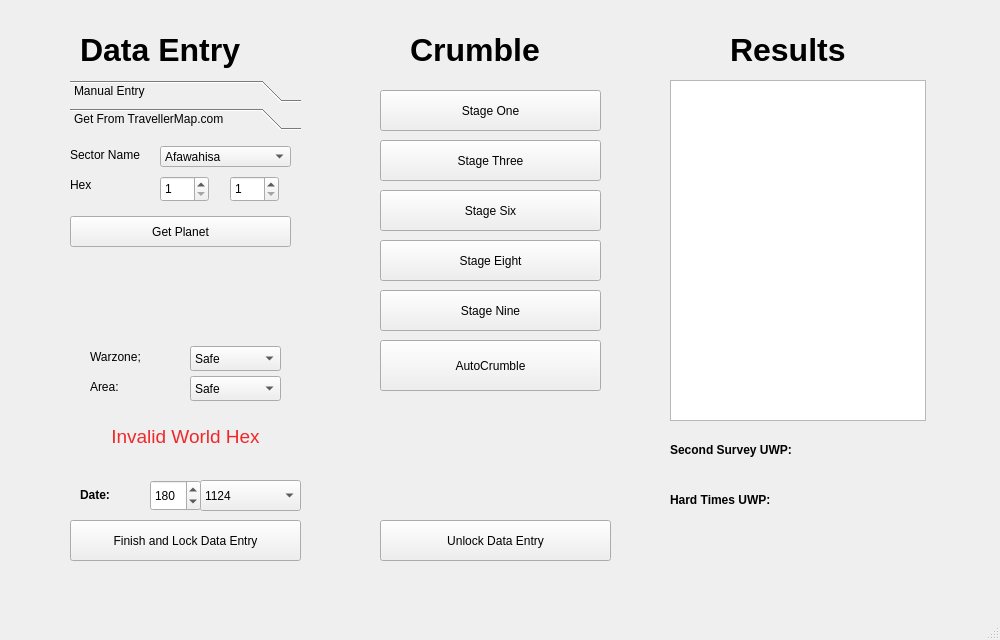
Old version of the form mainwindow.ui in the repository Penultimate-Panacea/World-Crumbler.
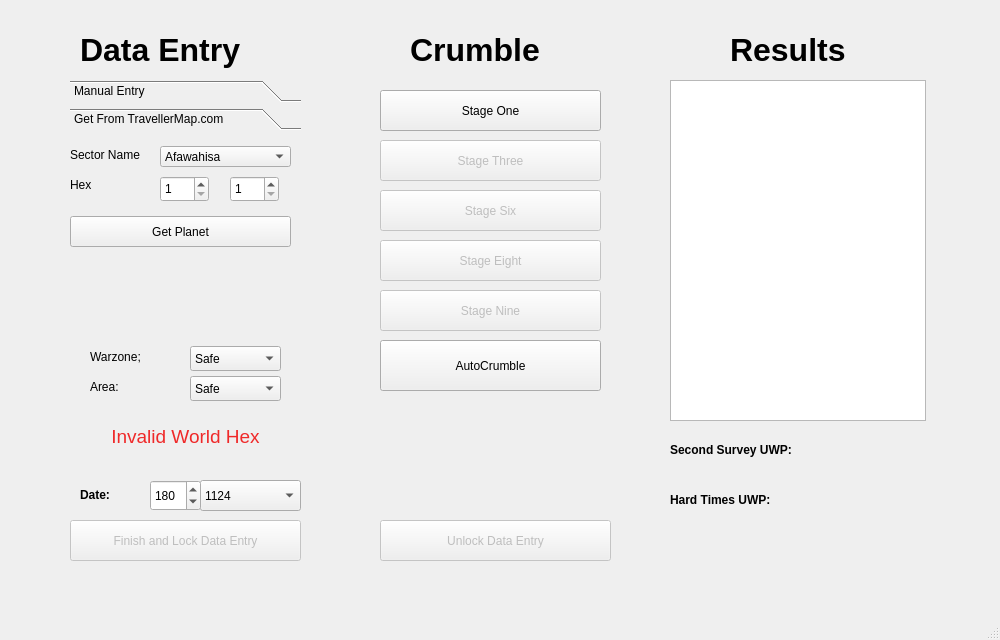
New version of the form. The open tabs and pages were chosen to show the change.

Commit message: Added selective disabling for input lock buttons

The edit to the form file:
```diff
--- a/mainwindow.ui
+++ b/mainwindow.ui
@@ -2044,6 +2044,9 @@
     </property>
    </widget>
    <widget class="QPushButton" name="DataEntryButton">
+    <property name="enabled">
+     <bool>false</bool>
+    </property>
     <property name="geometry">
      <rect>
       <x>70</x>
@@ -2057,6 +2060,9 @@
     </property>
    </widget>
    <widget class="QPushButton" name="UnlockEntryButton">
+    <property name="enabled">
+     <bool>false</bool>
+    </property>
     <property name="geometry">
      <rect>
       <x>380</x>
@@ -2092,6 +2098,9 @@
      </property>
     </widget>
     <widget class="QPushButton" name="CrumbleStage_3">
+     <property name="enabled">
+      <bool>false</bool>
+     </property>
      <property name="geometry">
       <rect>
        <x>10</x>
@@ -2105,6 +2114,9 @@
      </property>
     </widget>
     <widget class="QPushButton" name="CrumbleStage_6a">
+     <property name="enabled">
+      <bool>false</bool>
+     </property>
      <property name="geometry">
       <rect>
        <x>10</x>
@@ -2118,6 +2130,9 @@
      </property>
     </widget>
     <widget class="QPushButton" name="CrumbleStage_8">
+     <property name="enabled">
+      <bool>false</bool>
+     </property>
      <property name="geometry">
       <rect>
        <x>10</x>
@@ -2131,6 +2146,9 @@
      </property>
     </widget>
     <widget class="QPushButton" name="CrumbleStage_9">
+     <property name="enabled">
+      <bool>false</bool>
+     </property>
      <property name="geometry">
       <rect>
        <x>10</x>
```
Left out of the diff: 12 changed lines with no effect on the pictures. The commit also changes 1 other file.
